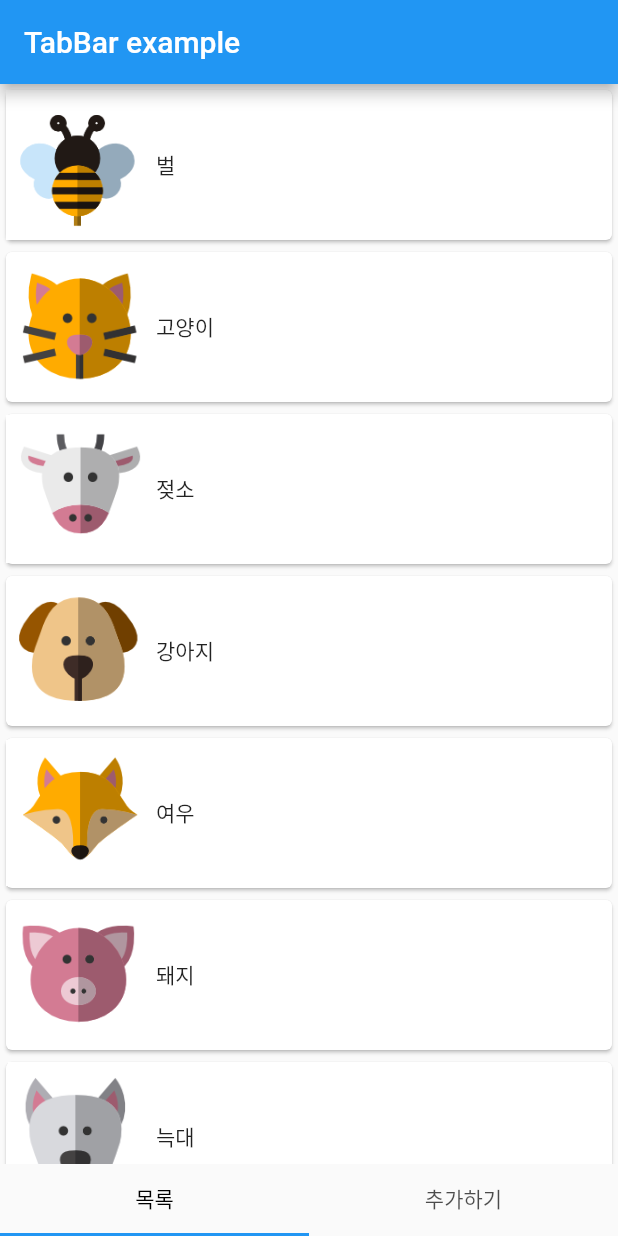
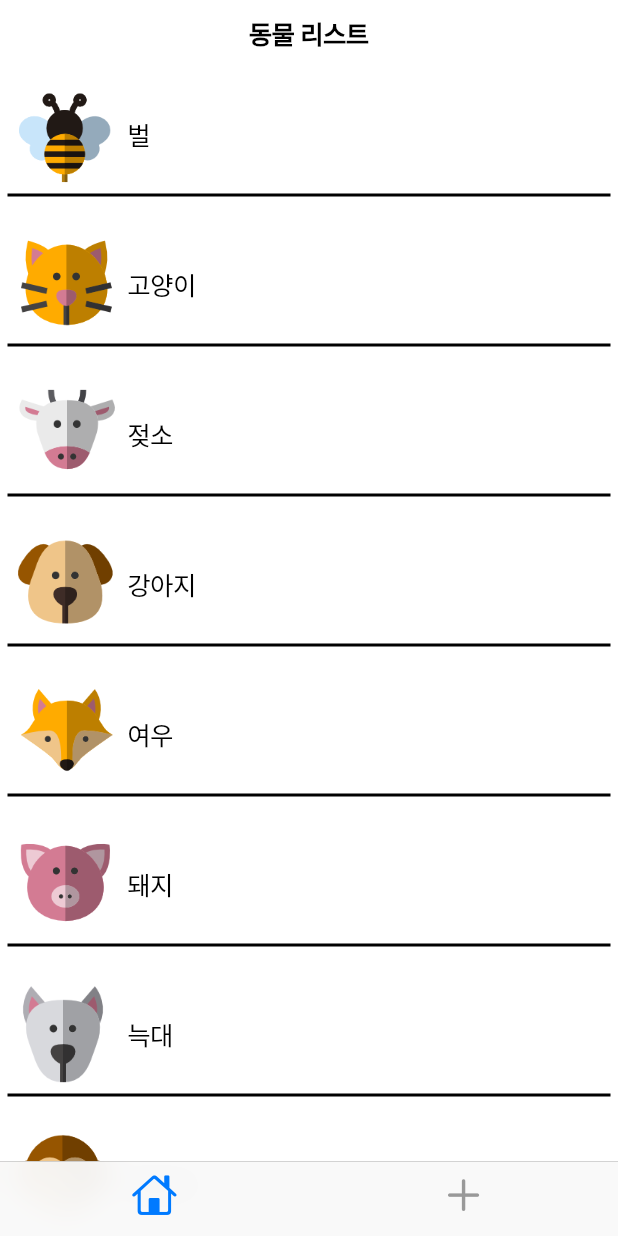
Before and after one commit to ssdd33/doit_flutter_practice, a Flutter app: the screen it shows after launch, on a phone screen of 412 x 824 dp. Run offline on Flutter 3.47's test engine with Material 2 defaults, Android fonts, the phone set to English and light mode, and no system bars.

Commit message:
cupertino tab화면, 동물 목록 생성

```diff
--- /dev/null
+++ b/lib/cupertinoMain.dart
@@ -0,0 +1,51 @@
+import 'package:flutter/cupertino.dart';
+import 'animalItem.dart';
+import 'iosSub/cupertinoFirstPage.dart';
+
+class CupertinoMain extends StatefulWidget {
+  const CupertinoMain({Key? key}) : super(key: key);
+
+  @override
+  State<CupertinoMain> createState() => _CupertinoMainState();
+}
+
+class _CupertinoMainState extends State<CupertinoMain> {
+  CupertinoTabBar? tabBar;
+List<Animal> animalList = List.empty(growable: true);
+
+  @override
+  void initState(){
+    super.initState();
+   tabBar = CupertinoTabBar(items: <BottomNavigationBarItem>[
+     BottomNavigationBarItem(icon: Icon(CupertinoIcons.home)),
+     BottomNavigationBarItem(icon:Icon(CupertinoIcons.add))
+   ]);
+    animalList.add(Animal(animalName:"벌",kind:"곤충",imagePath: "repo/images/bee.png"));
+    animalList.add(Animal(animalName:"고양이",kind:"포유류",imagePath: "repo/images/cat.png"));
+    animalList.add(Animal(animalName:"젖소",kind:"포유류",imagePath: "repo/images/cow.png"));
+    animalList.add(Animal(animalName:"강아지",kind:"포유류",imagePath: "repo/images/dog.png"));
+    animalList.add(Animal(animalName:"여우",kind:"포유류",imagePath: "repo/images/fox.png"));
+    animalList.add(Animal(animalName:"돼지",kind:"포유류",imagePath: "repo/images/pig.png"));
+    animalList.add(Animal(animalName:"늑대",kind:"포유류",imagePath: "repo/images/wolf.png"));
+    animalList.add(Animal(animalName:"원숭이",kind:"영장류",imagePath: "repo/images/monkey.png"));
+  }
+  @override
+  Widget build(BuildContext context) {
+    return CupertinoApp(
+      home:CupertinoTabScaffold(
+        tabBar:tabBar!,tabBuilder:(context,value){
+          if(value ==0){
+            return CupertinoFirstPage(animalList:animalList);
+
+          }else{
+            return Container(
+              child: Center(
+                child:Text('cupertino tab 2'),
+              ),
+            );
+          }
+      },
+      )
+    );
+  }
+}
--- /dev/null
+++ b/lib/iosSub/cupertinoFirstPage.dart
@@ -0,0 +1,38 @@
+import 'package:flutter/cupertino.dart';
+import 'package:flutter/material.dart';
+import '../animalItem.dart';
+
+class CupertinoFirstPage extends StatelessWidget {
+  final List<Animal> animalList;
+
+  const CupertinoFirstPage({Key? key, required this.animalList})
+      : super(key: key);
+
+  @override
+  Widget build(BuildContext context) {
+    return CupertinoPageScaffold(
+        navigationBar: CupertinoNavigationBar(middle: Text('동물 리스트')),
+        child: ListView.builder(
+          itemBuilder: (context, index) {
+            return Container(
+              padding:EdgeInsets.all(5),
+              height:100,
+              child: Column(
+                children: [
+                  Row(
+                    children: [
+                      Image.asset(animalList[index].imagePath!,fit:BoxFit.contain,width:80,height:80),Text(animalList[index].animalName!)
+                    ],
+                  ),
+                  Container(
+                    height:2,
+                    color:CupertinoColors.black,
+                  )
+                ],
+              ),
+            );
+          },
+          itemCount: animalList.length,
+        ));
+  }
+}
--- a/lib/main.dart
+++ b/lib/main.dart
@@ -3,8 +3,9 @@ import 'package:doit_flutter_practice/sub/firstPage.dart';
 import 'package:doit_flutter_practice/sub/secondPage.dart';
 import 'package:flutter/material.dart';
 
+import './cupertinoMain.dart';
 void main() {
-  runApp(const MyApp());
+  runApp(CupertinoMain());
 }
 
 class MyApp extends StatelessWidget {
```
